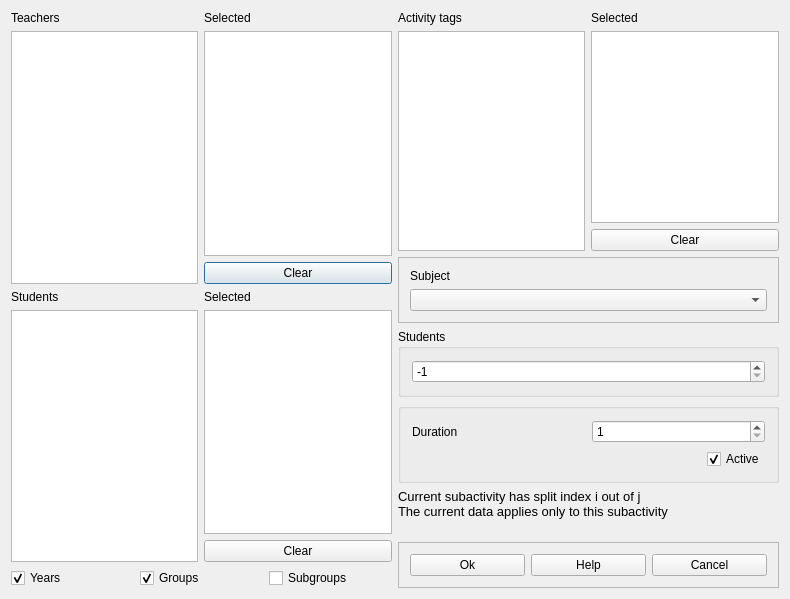
Before: the Qt Designer form src/interface/modifysubactivityform_template.ui in rodolforg/fet, drawn with Qt 5.
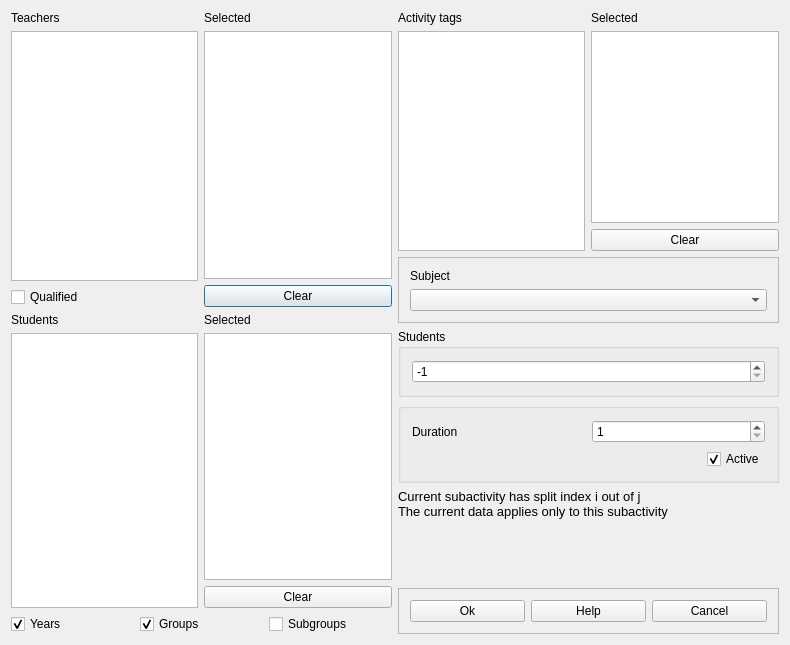
After: the same form once the commit is applied.

Commit message:
user may filter qualified teachers for activity
The add/modify activity and modify subactivity dialogs now have an option to show only the qualified teachers for the chosen subject

Suggested by: Volker Dirr

Diff of the .ui file:
```diff
--- a/src/interface/modifysubactivityform_template.ui
+++ b/src/interface/modifysubactivityform_template.ui
@@ -7,7 +7,7 @@
     <x>0</x>
     <y>0</y>
     <width>790</width>
-    <height>599</height>
+    <height>645</height>
    </rect>
   </property>
   <property name="windowTitle">
@@ -36,6 +36,13 @@
          <item>
           <widget class="QListWidget" name="allTeachersListWidget"/>
          </item>
+         <item>
+          <widget class="QCheckBox" name="qualifiedCheckBox">
+           <property name="text">
+            <string comment="It refers to teachers. It will show only the teachers qualified for the selected subject.">Qualified</string>
+           </property>
+          </widget>
+         </item>
         </layout>
        </item>
        <item>
```
The commit also changes 8 other files.
